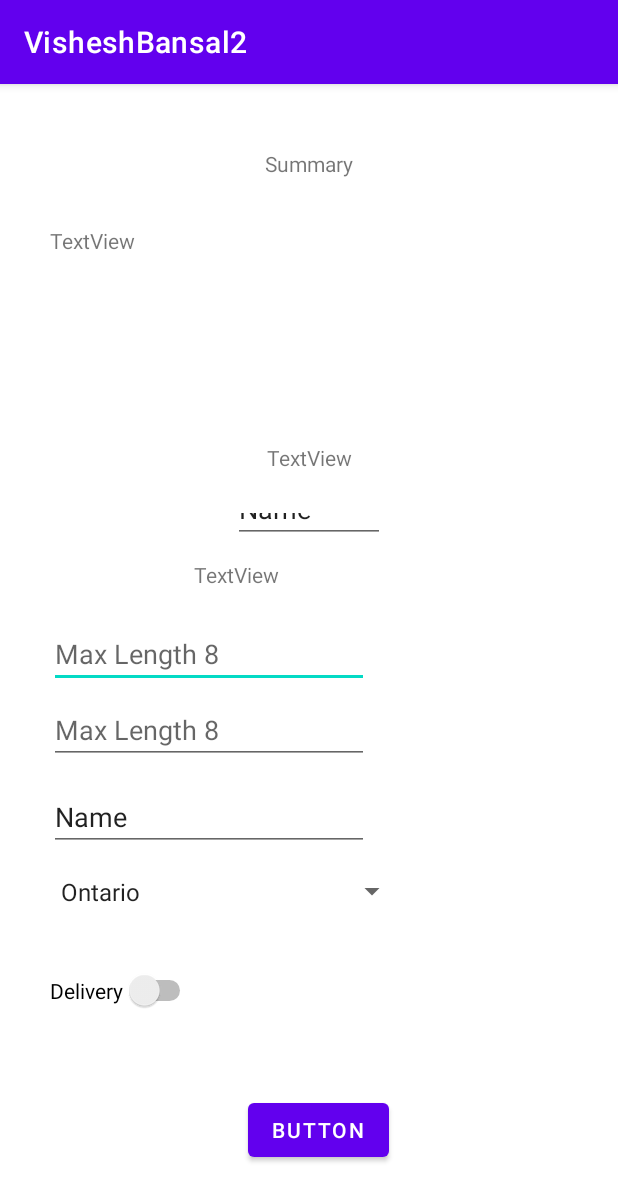
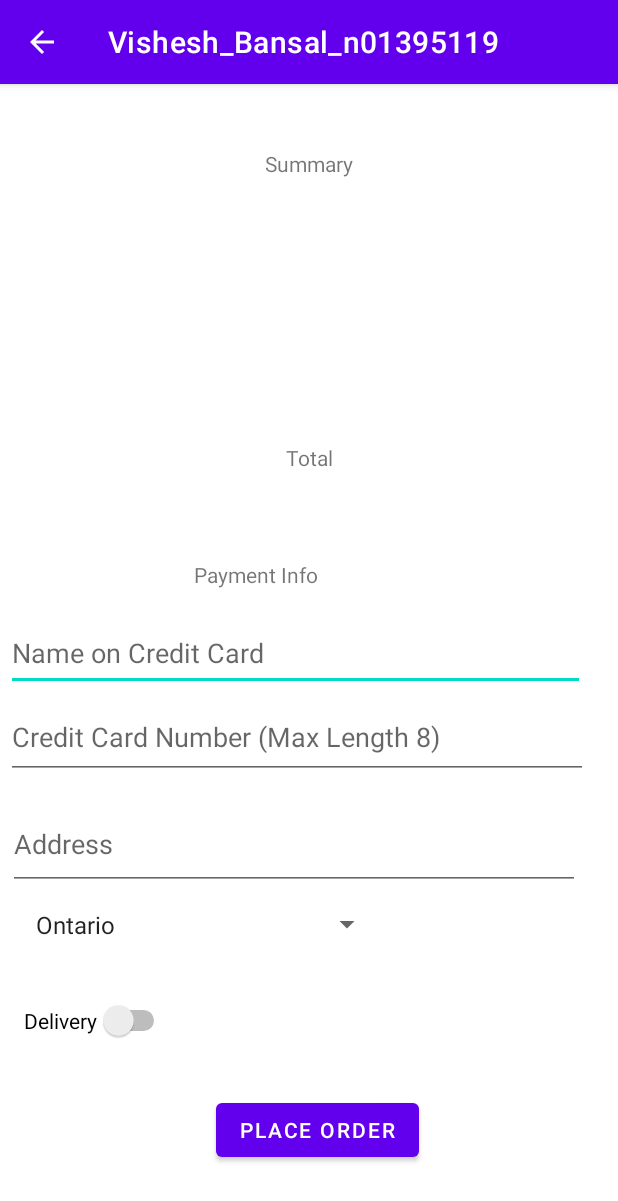
Before and after one commit to VisheshBansal5119/VisheshBansalAssign2, an Android app: the BansalActivityPayment screen opened directly, with no data from a screen before it, on a phone screen of 412 x 824 dp. Shown: the top 1201 px of the screen. Run offline under Robolectric (Android 15) with nearby library versions, the phone set to English and light mode, and no system bars.

Commit message:
Updated App Logo and removed hardcoded strings

```diff
--- a/VisheshBansal22/src/main/AndroidManifest.xml
+++ b/VisheshBansal22/src/main/AndroidManifest.xml
@@ -4,9 +4,9 @@
 
     <application
         android:allowBackup="true"
-        android:icon="@mipmap/ic_launcher"
+        android:icon="@drawable/applogo"
         android:label="@string/app_name"
-        android:roundIcon="@mipmap/ic_launcher_round"
+        android:roundIcon="@drawable/applogo"
         android:supportsRtl="true"
         android:theme="@style/Theme.VisheshBansal2">
         <activity android:name=".BansalActivityPayment"></activity>
--- a/VisheshBansal22/src/main/java/vishesh/bansal/n01395119/VisheshActivity.java
+++ b/VisheshBansal22/src/main/java/vishesh/bansal/n01395119/VisheshActivity.java
@@ -1,3 +1,4 @@
+// Vishesh Bansal N01395119 Section: RNA
 package vishesh.bansal.n01395119;
 
 import androidx.appcompat.app.AlertDialog;
@@ -41,16 +42,13 @@ public class VisheshActivity extends AppCompatActivity {
         RadioButton nova = (RadioButton)findViewById(R.id.VisheshNova);
 
         if(pizpiz.isChecked()){
-            displayToast("Pizza Pizza");
             storeSelect = true;
             store = "Pizza Pizza";
         }else if (domi.isChecked()){
-            displayToast("Dominos");
             storeSelect = true;
             store = "Dominos";
         }else{
             storeSelect = true;
-            displayToast("Pizza Nova");
             store = "Pizza Nova";
         }
     }
--- a/VisheshBansal22/src/main/res/layout/activity_bansal_payment.xml
+++ b/VisheshBansal22/src/main/res/layout/activity_bansal_payment.xml
@@ -7,10 +7,10 @@
     tools:context=".BansalActivityPayment">
 
     <TextView
-        android:id="@+id/textView"
+        android:id="@+id/SummaryLabel"
         android:layout_width="wrap_content"
         android:layout_height="wrap_content"
-        android:text="Summary"
+        android:text="@string/summary_label"
         app:layout_constraintBottom_toBottomOf="parent"
         app:layout_constraintEnd_toEndOf="parent"
         app:layout_constraintStart_toStartOf="parent"
@@ -18,10 +18,10 @@
         app:layout_constraintVertical_bias="0.058" />
 
     <TextView
-        android:id="@+id/textView3"
+        android:id="@+id/Total_label"
         android:layout_width="wrap_content"
         android:layout_height="wrap_content"
-        android:text="TextView"
+        android:text="@string/total_label"
         app:layout_constraintBottom_toBottomOf="parent"
         app:layout_constraintEnd_toEndOf="parent"
         app:layout_constraintStart_toStartOf="parent"
@@ -29,10 +29,10 @@
         app:layout_constraintVertical_bias="0.32" />
 
     <TextView
-        android:id="@+id/textView5"
+        android:id="@+id/PaymentInfoLabel"
         android:layout_width="152dp"
         android:layout_height="31dp"
-        android:text="TextView"
+        android:text="@string/payment_info"
         app:layout_constraintBottom_toBottomOf="parent"
         app:layout_constraintEnd_toEndOf="parent"
         app:layout_constraintHorizontal_bias="0.498"
@@ -41,10 +41,10 @@
         app:layout_constraintVertical_bias="0.431" />
 
     <Button
-        android:id="@+id/button"
+        android:id="@+id/PlaceOrder"
         android:layout_width="wrap_content"
         android:layout_height="wrap_content"
-        android:text="Button"
+        android:text="@string/place_order"
         app:layout_constraintBottom_toBottomOf="parent"
         app:layout_constraintEnd_toEndOf="parent"
         app:layout_constraintHorizontal_bias="0.52"
@@ -56,91 +56,92 @@
         android:id="@+id/VisheshProvinces"
         android:layout_width="239dp"
         android:layout_height="26dp"
-        android:layout_marginTop="72dp"
+        android:layout_marginTop="84dp"
         android:entries="@array/provinces"
         android:spinnerMode="dropdown"
         app:layout_constraintEnd_toEndOf="parent"
-        app:layout_constraintHorizontal_bias="0.191"
+        app:layout_constraintHorizontal_bias="0.093"
         app:layout_constraintStart_toStartOf="parent"
-        app:layout_constraintTop_toBottomOf="@+id/editTextPhone" />
+        app:layout_constraintTop_toBottomOf="@+id/VisheshCCNumber" />
 
     <Switch
-        android:id="@+id/VisheshDelivery"
+        android:id="@+id/VisheshDeliveryOption"
         android:layout_width="wrap_content"
         android:layout_height="wrap_content"
         android:layout_marginBottom="8dp"
-        android:text="Delivery"
-        app:layout_constraintBottom_toTopOf="@+id/button"
+        android:text="@string/delivery_switch"
+        app:layout_constraintBottom_toTopOf="@+id/PlaceOrder"
         app:layout_constraintEnd_toEndOf="parent"
-        app:layout_constraintHorizontal_bias="0.106"
+        app:layout_constraintHorizontal_bias="0.051"
         app:layout_constraintStart_toStartOf="parent"
-        app:layout_constraintTop_toBottomOf="@+id/editTextPhone"
-        app:layout_constraintVertical_bias="0.742" />
+        app:layout_constraintTop_toBottomOf="@+id/VisheshCCNumber"
+        app:layout_constraintVertical_bias="0.845" />
 
     <TextView
-        android:id="@+id/textView6"
+        android:id="@+id/VisheshOrderSummary"
         android:layout_width="319dp"
         android:layout_height="108dp"
         android:layout_marginTop="32dp"
-        android:text="TextView"
-        app:layout_constraintBottom_toTopOf="@+id/textView3"
+        app:layout_constraintBottom_toTopOf="@+id/Total_label"
         app:layout_constraintEnd_toEndOf="parent"
         app:layout_constraintHorizontal_bias="0.358"
         app:layout_constraintStart_toStartOf="parent"
-        app:layout_constraintTop_toBottomOf="@+id/textView"
+        app:layout_constraintTop_toBottomOf="@+id/SummaryLabel"
         app:layout_constraintVertical_bias="0.0" />
 
     <EditText
-        android:id="@+id/editTextTextPersonName3"
-        android:layout_width="wrap_content"
-        android:layout_height="wrap_content"
+        android:id="@+id/VisheshCCName"
+        android:layout_width="386dp"
+        android:layout_height="50dp"
         android:ems="10"
+        android:hint="@string/hint_name_on_credit_card"
+        android:digits="abcdefghijklmnopqrstuvwxyzABCDEFGHIJKLMNOPQRSTUVWXYZ  "
         android:inputType="textPersonName"
-        android:hint="Max Length 8"
-        app:layout_constraintBottom_toTopOf="@+id/editTextPhone"
+        app:layout_constraintBottom_toTopOf="@+id/VisheshCCNumber"
         app:layout_constraintEnd_toEndOf="parent"
         app:layout_constraintHorizontal_bias="0.166"
         app:layout_constraintStart_toStartOf="parent"
-        app:layout_constraintTop_toBottomOf="@+id/textView5"
+        app:layout_constraintTop_toBottomOf="@+id/PaymentInfoLabel"
         app:layout_constraintVertical_bias="0.634" />
 
     <EditText
-        android:id="@+id/editTextPhone"
-        android:layout_width="wrap_content"
-        android:layout_height="wrap_content"
+        android:id="@+id/VisheshCCNumber"
+        android:layout_width="388dp"
+        android:layout_height="55dp"
         android:layout_marginTop="408dp"
         android:ems="10"
+        android:hint="@string/hint_credit_card_number_max_length_8"
         android:inputType="phone"
-        android:hint="Max Length 8"
+        android:maxLength="8"
         app:layout_constraintEnd_toEndOf="parent"
         app:layout_constraintHorizontal_bias="0.166"
         app:layout_constraintStart_toStartOf="parent"
         app:layout_constraintTop_toTopOf="parent" />
 
     <EditText
-        android:id="@+id/editTextTextPersonName4"
-        android:layout_width="wrap_content"
-        android:layout_height="wrap_content"
+        android:id="@+id/VisheshAddress"
+        android:layout_width="381dp"
+        android:layout_height="61dp"
         android:layout_marginTop="12dp"
         android:ems="10"
+        android:hint="@string/hint_address"
         android:inputType="textPersonName"
-        android:text="Name"
         app:layout_constraintBottom_toTopOf="@+id/VisheshProvinces"
         app:layout_constraintEnd_toEndOf="parent"
         app:layout_constraintHorizontal_bias="0.166"
         app:layout_constraintStart_toStartOf="parent"
-        app:layout_constraintTop_toBottomOf="@+id/editTextPhone"
+        app:layout_constraintTop_toBottomOf="@+id/VisheshCCNumber"
         app:layout_constraintVertical_bias="0.047" />
 
-    <EditText
-        android:id="@+id/editTextTextPersonName5"
-        android:layout_width="101dp"
-        android:layout_height="30dp"
-        android:layout_marginTop="17dp"
-        android:ems="10"
-        android:inputType="textPersonName"
-        android:text="Name"
+    <TextView
+        android:id="@+id/VisheshTotalAmount"
+        android:layout_width="91dp"
+        android:layout_height="23dp"
+        android:layout_marginTop="21dp"
+        app:layout_constraintBottom_toBottomOf="parent"
         app:layout_constraintEnd_toEndOf="parent"
         app:layout_constraintStart_toStartOf="parent"
-        app:layout_constraintTop_toBottomOf="@+id/textView3" />
+        app:layout_constraintTop_toBottomOf="@+id/Total_label"
+        app:layout_constraintVertical_bias="0.0" />
+
 </androidx.constraintlayout.widget.ConstraintLayout>
--- /dev/null
+++ b/VisheshBansal22/src/main/res/menu/other_menu.xml
@@ -0,0 +1,4 @@
+<?xml version="1.0" encoding="utf-8"?>
+<menu xmlns:android="http://schemas.android.com/apk/res/android">
+
+</menu>
--- a/VisheshBansal22/src/main/res/values/strings.xml
+++ b/VisheshBansal22/src/main/res/values/strings.xml
@@ -1,5 +1,26 @@
+<!-- Vishesh Bansal N01395119 Section: RNA-->
 <resources>
-    <string name="app_name">VisheshBansal2</string>
+    <string name="app_name">Vishesh_Bansal_n01395119</string>
+    <string name="red_pepper_50">Red Pepper +$.50</string>
+    <string name="extra_cheese_50">Extra Cheese +$.50</string>
+    <string name="pineapple_50">Pineapple +$.50</string>
+    <string name="onions_50">Onions +$.50</string>
+    <string name="mushroom_50">Mushroom +$.50</string>
+    <string name="extra_toppings">Extra Toppings</string>
+    <string name="large_8_5">Large $8.5</string>
+    <string name="medium_6_5">Medium $6.5</string>
+    <string name="small_4_50">Small $4.50</string>
+    <string name="chicago_style_12_99">Chicago Style $12.99</string>
+    <string name="cheese_5_99">Cheese $5.99</string>
+    <string name="boston_style_9_99">Boston Style $9.99</string>
+    <string name="hint_name_on_credit_card">Name on Credit Card</string>
+    <string name="hint_credit_card_number_max_length_8">Credit Card Number (Max Length 8)</string>
+    <string name="hint_address">Address</string>
+    <string name="place_order">Place Order</string>
+    <string name="payment_info">Payment Info</string>
+    <string name="total_label">Total</string>
+    <string name="summary_label">Summary</string>
+    <string name="delivery_switch">Delivery</string>
 
     <string-array name="provinces">
         <item>Ontario</item>
```
Also changed, not shown: VisheshBansal22/src/main/java/vishesh/bansal/n01395119/BansalActivityOrder.java (+29 -0 lines), VisheshBansal22/src/main/java/vishesh/bansal/n01395119/BansalActivityPayment.java (+16 -0 lines), VisheshBansal22/src/main/res/layout/activity_bansal.xml (+13 -13 lines), VisheshBansal22/src/main/res/drawable/applogo.png (added), VisheshBansal22/src/main/res/drawable/dominos.png (added), VisheshBansal22/src/main/res/drawable/pizpiz.png (added), VisheshBansal22/src/main/res/drawable/pizzanova.png (added).
